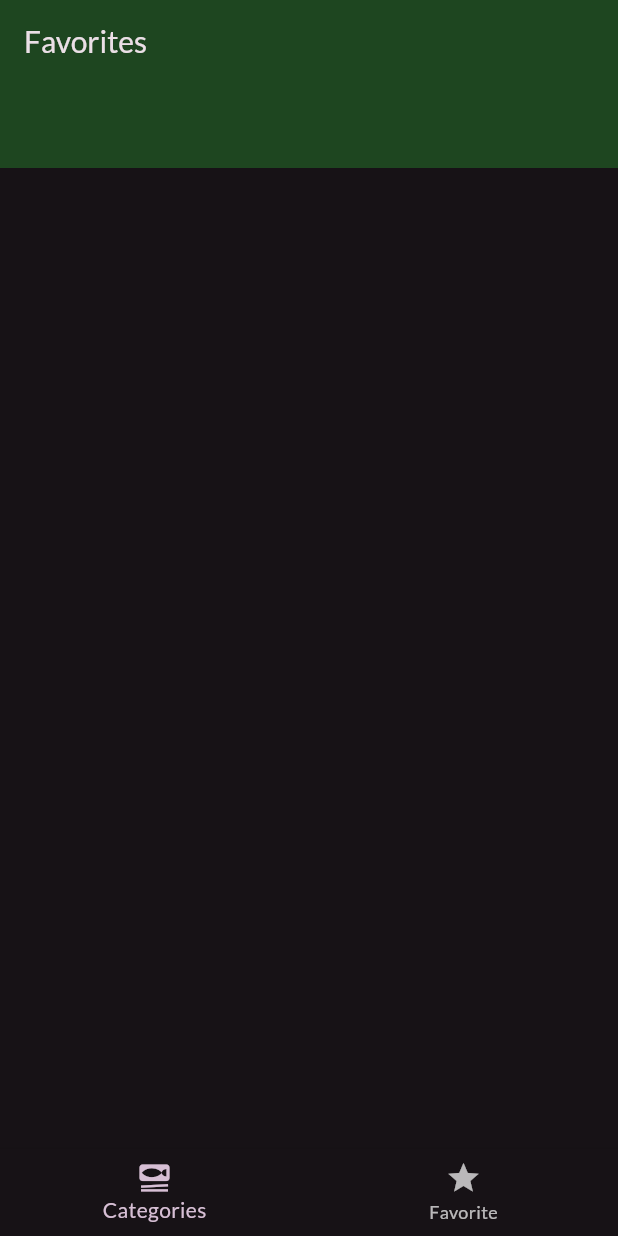
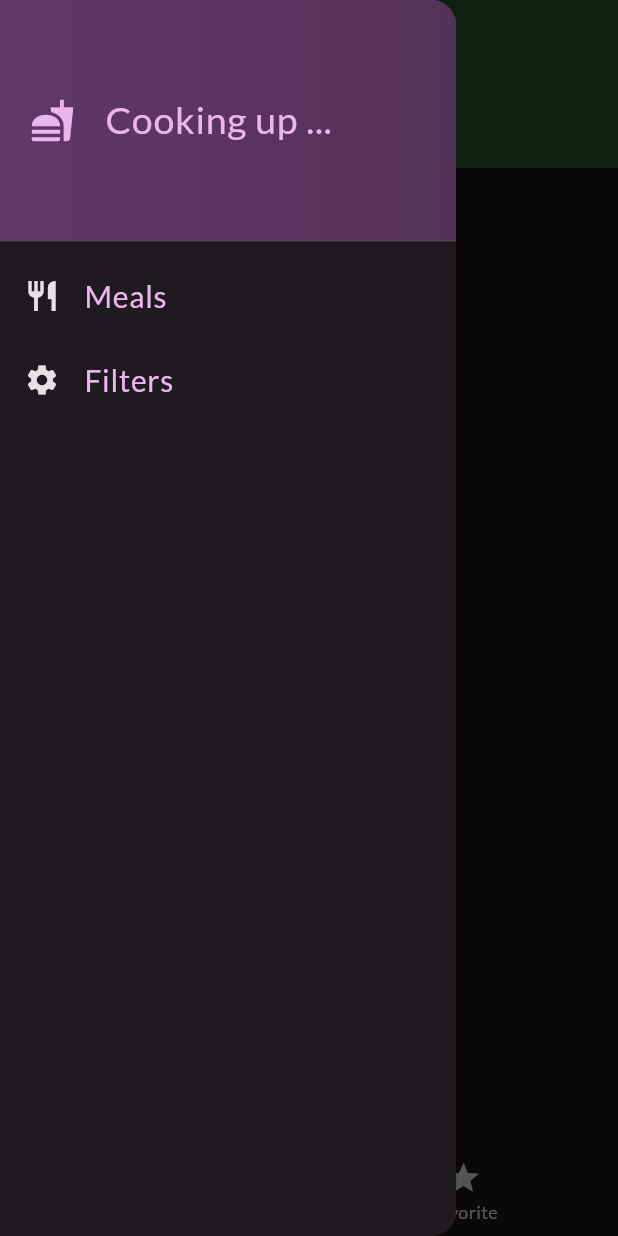
Before and after one commit to Zeina6699/meal_app, a Flutter app: the screen it shows after launch, item 2 of the bottom bar chosen, with the side drawer open (before the commit the screen has no drawer), on a phone screen of 412 x 824 dp. Run offline on Flutter 3.47's test engine with Material 3 defaults, Android fonts, the phone set to English and light mode, and no system bars; our stand-ins replace google_fonts.

Commit message:
Add and Remove favorite food &create custom drawer

```diff
--- a/lib/Screens/Categories_Screen.dart
+++ b/lib/Screens/Categories_Screen.dart
@@ -1,10 +1,13 @@
 import 'package:flutter/material.dart';
 import 'package:meal_app/Data/dummy_data.dart';
-import 'package:meal_app/Widgets/Custom_Text.dart';
+import 'package:meal_app/Model/Meal.dart';
 import 'package:meal_app/Widgets/Grid_View_Item.dart';
 
+
 class CategoriesScreen extends StatelessWidget {
-  const CategoriesScreen({super.key});
+CategoriesScreen({super.key,required this.onToggleFavorite});
+      void Function(Meal meal)onToggleFavorite;
+
 
   @override
   Widget build(BuildContext context) {
@@ -13,7 +16,7 @@ class CategoriesScreen extends StatelessWidget {
         child: GridView.builder(
           itemCount: availableCategories.length,
           itemBuilder: (context,index){
-            return GridViewItem(category: availableCategories[index]);
+            return GridViewItem(category: availableCategories[index],onToggleFavorite:onToggleFavorite ,);
           },
           gridDelegate: const SliverGridDelegateWithFixedCrossAxisCount(
            crossAxisCount:2,
--- a/lib/Screens/Meal_Screen.dart
+++ b/lib/Screens/Meal_Screen.dart
@@ -1,47 +1,50 @@
 import 'package:flutter/material.dart';
-import 'package:meal_app/Model/Category.dart';
 import 'package:meal_app/Model/Meal.dart';
 import 'package:meal_app/Screens/Meal_Details_Screen.dart';
-import 'package:meal_app/Widgets/Custom_Text.dart';
 import 'package:meal_app/Widgets/Meal_Item.dart';
 
 class MealScreen extends StatelessWidget {
-  const MealScreen({super.key, @required this.title, required this.meals});
+  MealScreen({super.key, @required this.title, required this.meals,required this.onToggleFavorite});
 
   final String? title;
   final List<Meal> meals;
+  void Function(Meal meal)onToggleFavorite;
 
   @override
   Widget build(BuildContext context) {
 
     return Scaffold(
-      appBar: AppBar(
-         backgroundColor: const Color.fromARGB(255, 30, 70, 32),
-        title:Text(title??'')
-      ),
-      body:
+
+
   /*     ListView.builder(
       itemCount: meals.length,
       itemBuilder: (context, index) {
         return MealItem(meal: meals[index]);
       },
     )*/
-     SingleChildScrollView(
+
+      appBar:  title != null ? AppBar(
+        backgroundColor: const Color.fromARGB(255, 30, 70, 32),
+        title: Text(title!),
+      ) : null,
+
+
+    body: SingleChildScrollView(
         child: Column(
           children:
             meals.map((e)=>MealItem(
               selectMeal: (meal){Navigator.of(context).push(
                 MaterialPageRoute(builder: (context){
-                  return MealDetailsScreen(meal: meal,onTuggleFavorite: (meal) {
+                  return MealDetailsScreen(meal: meal,onTuggleFavorite:onToggleFavorite
 
-                  },);
+                  );
 
 
                 })
               );},
               meal: e)).toList()
         ),
-      ),
-    );
+      ));
+
   }
 }
--- a/lib/Screens/Tabs_Screen.dart
+++ b/lib/Screens/Tabs_Screen.dart
@@ -1,8 +1,11 @@
 import 'package:flutter/material.dart';
+import 'package:meal_app/Model/Meal.dart';
 import 'package:meal_app/Screens/Categories_Screen.dart';
 import 'package:meal_app/Screens/Meal_Screen.dart';
+import 'package:meal_app/Widgets/Custom_Drawer.dart';
 import 'package:meal_app/Widgets/Custom_Text.dart';
 import 'package:meal_app/Widgets/ShowBottomNavigationBar.dart';
+
 
 class TabsScreen extends StatefulWidget {
   const TabsScreen({super.key});
@@ -13,18 +16,33 @@ class TabsScreen extends StatefulWidget {
 
 class _TabsScreenState extends State<TabsScreen> {
    int _selectedPageIndex = 0;
+   final List<Meal> FavoriteMeal=[];
+
+   void showSnackBar(BuildContext context,String message) {
+    ScaffoldMessenger.of(context).clearSnackBars();
+    ScaffoldMessenger.of(context).showSnackBar(SnackBar(content:Text(message)));
+  }
+
+   void toggleMealFavoriteStatus(Meal meal){
+    final isExsiting=FavoriteMeal.contains(meal);
+
+    if(isExsiting){setState(() {FavoriteMeal.remove(meal); showSnackBar(context, 'Meal is no longer Favorite'); }); }
+    else{setState(() {  FavoriteMeal.add(meal);  showSnackBar(context, 'Marked as a Favorirte');   });
+   }}
 
   @override
   Widget build(BuildContext context) {
-     Widget activePage = CategoriesScreen();
+     Widget activePage =  CategoriesScreen(onToggleFavorite: toggleMealFavoriteStatus,);
     var activePageTitle = ' Pick your Category :';
 
     if (_selectedPageIndex == 1) {
-      activePage = MealScreen( meals: []);
+      activePage =  MealScreen( meals:FavoriteMeal,onToggleFavorite:toggleMealFavoriteStatus,title: activePageTitle,);
       activePageTitle = 'Favorites';
     }
     return Scaffold(
-      appBar: AppBar(
+      drawer:CustomDrawer(),
+      appBar:AppBar(
+
         backgroundColor: const Color.fromARGB(255, 30, 70, 32),
         title: CustomText(text:activePageTitle,fontSize: 20,),
       ),
--- /dev/null
+++ b/lib/Widgets/Custom_Drawer.dart
@@ -0,0 +1,33 @@
+import 'package:flutter/material.dart';
+import 'package:meal_app/Widgets/Custom_List_Tile.dart';
+import 'package:meal_app/Widgets/Custom_Text.dart';
+
+class CustomDrawer extends StatelessWidget {
+  const CustomDrawer({super.key});
+
+  @override
+  Widget build(BuildContext context) {
+    return  Drawer(
+      child: Column(
+        children: [
+          DrawerHeader(
+            padding:const EdgeInsets.all(20),
+            decoration: BoxDecoration(gradient: LinearGradient(colors: [
+              Theme.of(context).colorScheme.primaryContainer,
+              Theme.of(context).colorScheme.primaryContainer.withOpacity(0.8)
+
+            ])),
+            child: Row(children: [
+              Icon(Icons.fastfood,color: Theme.of(context).colorScheme.primary,size: 30),
+              const SizedBox(width: 20),
+              CustomText(text: 'Cooking up ...',fontSize:25,color:Theme.of(context).colorScheme.primary)
+            ],
+            )),
+            CustomListTile(text:'Meals ',icon: Icons.restaurant,),
+            CustomListTile(text: 'Filters',icon: Icons.settings,)
+
+        ],
+      ),
+    );
+  }
+}
--- /dev/null
+++ b/lib/Widgets/Custom_List_Tile.dart
@@ -0,0 +1,19 @@
+
+import 'package:flutter/material.dart';
+import 'package:meal_app/Widgets/Custom_Text.dart';
+
+class CustomListTile extends StatelessWidget {
+ CustomListTile({
+    super.key, this.text,  this.icon,
+  });
+  final String? text;
+  final IconData? icon;
+
+  @override
+  Widget build(BuildContext context) {
+    return ListTile(
+      title:CustomText(text: text!,color:Theme.of(context).colorScheme.primary,fontSize: 20,),
+      leading: Icon(icon,color:Theme.of(context).colorScheme.onSurface,)
+     ,);
+  }
+}
--- a/lib/Widgets/Grid_View_Item.dart
+++ b/lib/Widgets/Grid_View_Item.dart
@@ -1,11 +1,14 @@
 import 'package:flutter/material.dart';
 import 'package:meal_app/Data/dummy_data.dart';
 import 'package:meal_app/Model/Category.dart';
+import 'package:meal_app/Model/Meal.dart';
 import 'package:meal_app/Screens/Meal_Screen.dart';
 
 class GridViewItem extends StatelessWidget {
-  const GridViewItem({super.key, required this.category});
+ GridViewItem({super.key, required this.category,required this.onToggleFavorite});
   final Category category;
+    void Function(Meal meal)onToggleFavorite;
+
 
   @override
   Widget build(BuildContext context) {
@@ -18,7 +21,7 @@ body: Padding(
     final filteredMeal = dummyMeals.where((meal)=>meal.categories.contains(category.id)).toList();
     Navigator.of(context).push(
       MaterialPageRoute(builder: (context){
-        return MealScreen(title: category.title, meals: filteredMeal);
+        return MealScreen(title: category.title, meals: filteredMeal,onToggleFavorite:onToggleFavorite ,);
       })
     );
     },
--- a/lib/Widgets/Meal_Item.dart
+++ b/lib/Widgets/Meal_Item.dart
@@ -1,7 +1,6 @@
 import 'package:flutter/material.dart';
 import 'package:meal_app/Model/Meal.dart';
 import 'package:meal_app/Widgets/Custom_Text.dart';
-import 'package:transparent_image/transparent_image.dart';
 
 class MealItem extends StatelessWidget {
   const MealItem({super.key, required this.meal, required this.selectMeal});
--- a/lib/Widgets/ShowBottomNavigationBar.dart
+++ b/lib/Widgets/ShowBottomNavigationBar.dart
@@ -4,7 +4,7 @@ import 'package:meal_app/Screens/Categories_Screen.dart';
 import 'package:meal_app/Screens/Meal_Screen.dart';
 
 class ShowBottomNavigationBar extends StatelessWidget {
-  ShowBottomNavigationBar({
+  const ShowBottomNavigationBar({
 
     super.key, required this.icon1, required this.label1,
     this.icon2,this.icon3,this.icon4,this.label2,this.label3,this.label4,required this.onSelectPage,
--- a/lib/main.dart
+++ b/lib/main.dart
@@ -1,6 +1,7 @@
 import 'package:flutter/material.dart';
 import 'package:meal_app/Screens/Categories_Screen.dart';
 import 'package:google_fonts/google_fonts.dart';
+import 'package:meal_app/Screens/Meal_Details_Screen.dart';
 import 'package:meal_app/Screens/Meal_Screen.dart';
 import 'package:meal_app/Screens/Tabs_Screen.dart';
 
@@ -23,9 +24,12 @@ class MealApp extends StatelessWidget {
           seedColor: Colors.purple,
           brightness: Brightness.dark
 )),
-routes: {
-  '/category':(context)=>const CategoriesScreen(),
-  '/meal':(context)=>MealScreen(title: '',meals: const [],),
-  '/tab':(context)=>TabsScreen()
-},
-     initialRoute:'/tab');}}
+//routes: {
+ // '/category':(context)=>CategoriesScreen(),
+ // '/meal':(context)=>MealScreen(title: '',meals: [],onToggleFavorite: (){},),
+  //'/detail':(context)=>const MealDetailsScreen(meal:meal, onTuggleFavorite:),
+ // '/tab':(context)=>const TabsScreen()
+//},
+    // initialRoute:'/tab'
+    home: TabsScreen(),
+     );}}
```
